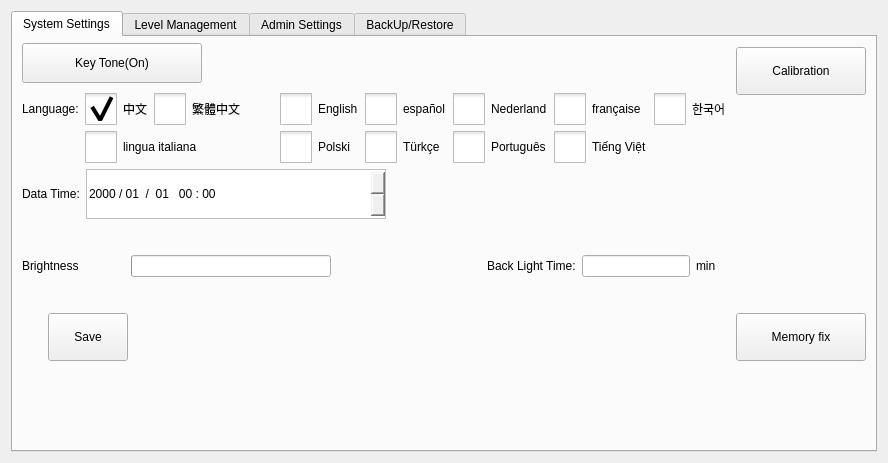
First picture: the form in hcsettings/ichcsystemsettingsframe.ui, repository dongdong-2009/3-5AxisRobot, before the edit.
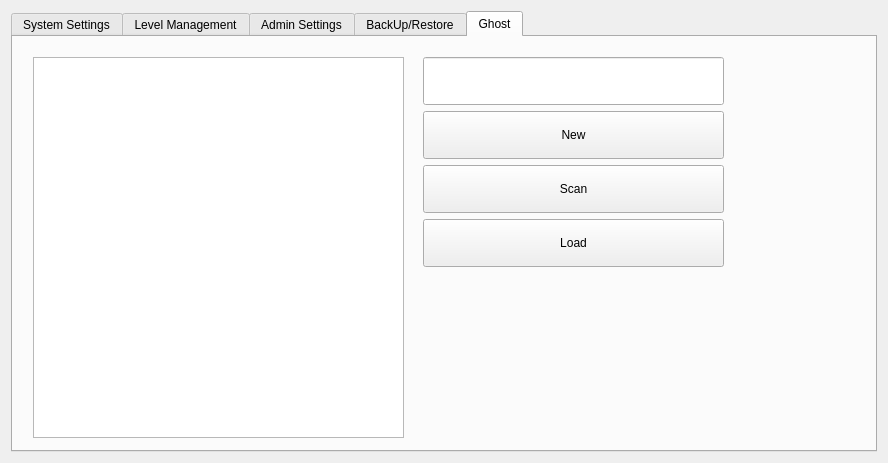
Second picture: the form after the edit. The open tabs and pages were chosen to show the change. Icons and pictures are not drawn. Custom widgets are drawn as their Qt base class.

Commit message: 1.添加ghost功能准备

What changed in the file:
```diff
--- a/hcsettings/ichcsystemsettingsframe.ui
+++ b/hcsettings/ichcsystemsettingsframe.ui
@@ -1629,6 +1629,82 @@
        </item>
       </layout>
      </widget>
+     <widget class="QWidget" name="tab_2">
+      <attribute name="title">
+       <string>Ghost</string>
+      </attribute>
+      <widget class="QListView" name="listView">
+       <property name="geometry">
+        <rect>
+         <x>20</x>
+         <y>20</y>
+         <width>371</width>
+         <height>381</height>
+        </rect>
+       </property>
+      </widget>
+      <widget class="QWidget" name="">
+       <property name="geometry">
+        <rect>
+         <x>410</x>
+         <y>20</y>
+         <width>301</width>
+         <height>212</height>
+        </rect>
+       </property>
+       <layout class="QVBoxLayout" name="verticalLayout_2">
+        <item>
+         <widget class="ICLineEditWithVirtualKeyboard" name="lineEdit">
+          <property name="minimumSize">
+           <size>
+            <width>0</width>
+            <height>48</height>
+           </size>
+          </property>
+         </widget>
+        </item>
+        <item>
+         <widget class="QPushButton" name="newGhost">
+          <property name="minimumSize">
+           <size>
+            <width>0</width>
+            <height>48</height>
+           </size>
+          </property>
+          <property name="text">
+           <string>New</string>
+          </property>
+         </widget>
+        </item>
+        <item>
+         <widget class="QPushButton" name="scanGhost">
+          <property name="minimumSize">
+           <size>
+            <width>0</width>
+            <height>48</height>
+           </size>
+          </property>
+          <property name="text">
+           <string>Scan</string>
+          </property>
+         </widget>
+        </item>
+        <item>
+         <widget class="QPushButton" name="loadGhost">
+          <property name="minimumSize">
+           <size>
+            <width>0</width>
+            <height>48</height>
+           </size>
+          </property>
+          <property name="text">
+           <string>Load</string>
+          </property>
+         </widget>
+        </item>
+       </layout>
+      </widget>
+     </widget>
     </widget>
    </item>
   </layout>
```
The commit also changes 13 other files.
